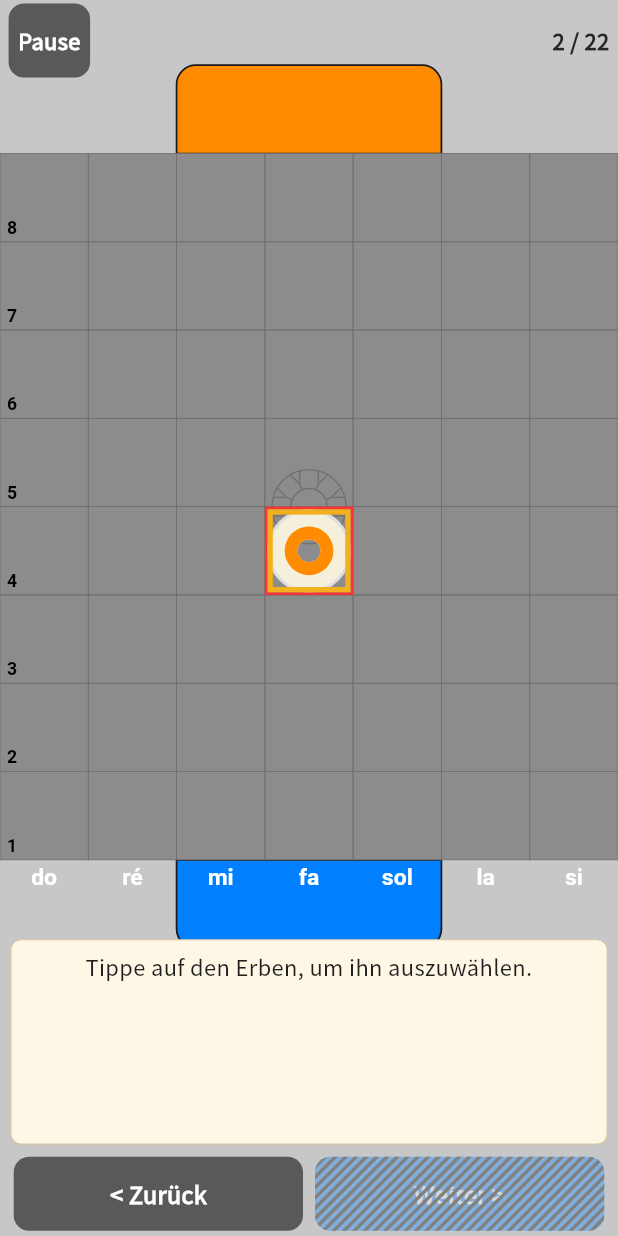
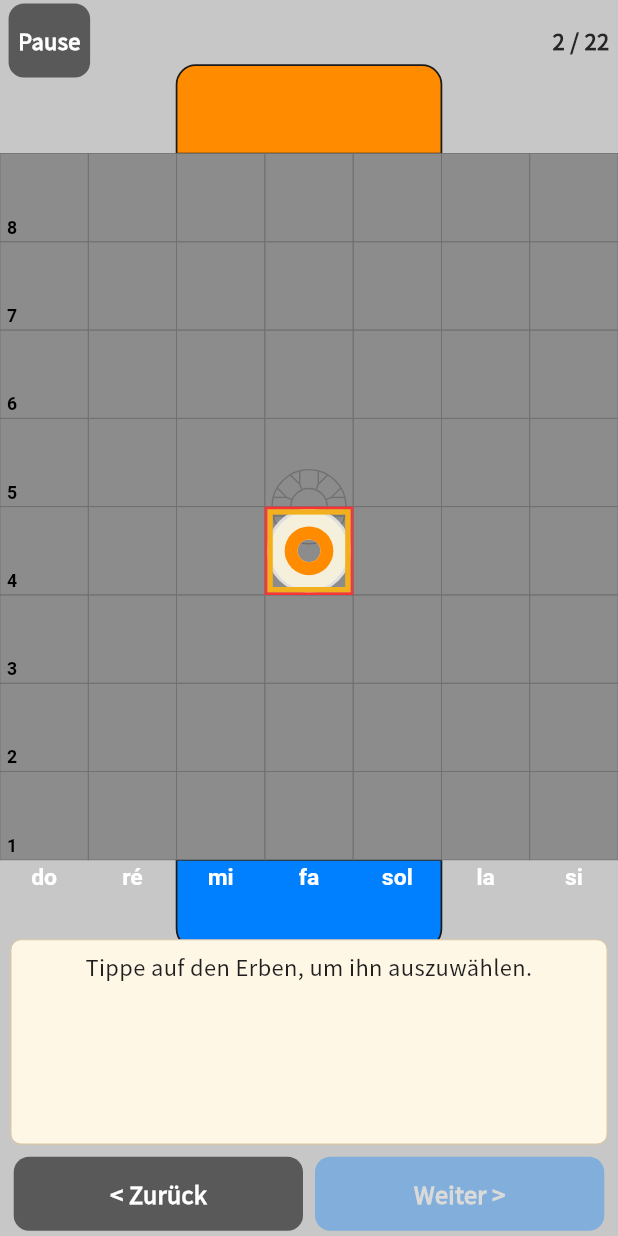
Before and after one commit to ninovieux-commits/La-Fuga, a Flutter app: the screen it shows after launch, after a tap on "5 min", after a tap on "Weiter >", on a phone screen of 412 x 824 dp. Run offline on Flutter 3.47's test engine with Material 3 defaults, Android fonts, the phone set to English and light mode, and no system bars; our stand-ins replace audioplayers, firebase_core, firebase_messaging, flutter_local_notifications, shared_preferences, socket_io_client; accounts and stored records are empty.

Commit message:
Les hachures retirées : chaque touche éteinte redevient ce qu elle était
Nino, les ayant vues en vrai : « finalement on vire toutes les hachurés et
on remet comme c'était avant, partout. Là c'est moche de fou. »

Les trois touches de base retrouvent leur signe d'avant, celui qu'elles
avaient chacune :

  `FugaButton` — rien de particulier, la touche est seulement sans geste ;
  les flèches `<` et `>` du bandeau des coups — elles PÂLISSENT (0,35) ;
  le ½, le ↶ et le X du bandeau de joueur — la touche se fond à moitié dans
  son panneau et son libellé pâlit, et elle reste touchable puisque c'est
  elle qui dit ce qui manque.

`hachures.dart` et son test s'en vont : plus personne ne s'en sert, et un
widget qu'on garde « au cas où » finit par revenir tout seul.

UN SEUL ENDROIT GARDE UN SIGNE, et c'est celui que Nino avait demandé :
« lors d'une partie en direct, ce popup doit avoir la touche défier […]
désactivée. » Sans les hachures, une `FugaButton` éteinte ne se distingue
en rien d'une touche vive — on la toucherait sans comprendre. Elle pâlit
donc, comme les flèches du bandeau des coups. C'est le seul choix que j'ai
fait de moi-même ici : dis-le-moi si tu la préfères pleine, c'est une ligne.

Les tests qui cherchaient les hachures cherchent la pâleur — vérifié en
retirant celle-ci, qui leur fait répondre « Expected: true, Actual: false ».

1 355 tests, analyze propre.

Co-Authored-By: Claude Opus 5 <noreply@anthropic.com>
Claude-Session: https://claude.ai/code/session_01Q1cbn5Ugh29j9rELgAbhqR

```diff
--- a/lib/game/defi_relais.dart
+++ b/lib/game/defi_relais.dart
@@ -27,7 +27,7 @@ class DefiRelais {
   /// Nino : « de partout tant qu'une partie en direct n'est pas en cours ».
   /// C'est donc un ÉTAT, et non une liste d'écrans : l'écran de partie en
   /// direct le pose en s'ouvrant et le retire en se fermant, et la touche
-  /// « Défier » se hachure d'elle-même partout — dans la fiche ouverte sur le
+  /// « Défier » s'éteint d'elle-même partout — dans la fiche ouverte sur le
   /// bandeau, mais aussi dans le chat ouvert depuis cette partie. Personne
   /// n'a plus à y penser.
   static bool enPartieDirecte = false;
@@ -39,8 +39,8 @@ class DefiRelais {
   /// Peut-on défier, ici et maintenant ?
   ///
   /// Il faut quelqu'un pour mener le défi — le menu, à l'écoute — et aucune
-  /// partie en direct en cours. Sinon la touche paraît hachurée : mieux vaut
-  /// une touche visiblement hors service qu'une promesse sans suite.
+  /// partie en direct en cours. Sinon la touche pâlit : mieux vaut une
+  /// touche visiblement hors service qu'une promesse sans suite.
   static bool get pret => _lancer != null && !enPartieDirecte;
 
   /// Défie, s'il y a quelqu'un pour le faire.
--- a/lib/ui/widgets/fuga_button.dart
+++ b/lib/ui/widgets/fuga_button.dart
@@ -8,7 +8,6 @@ library;
 import 'package:flutter/material.dart';
 
 import '../scale.dart';
-import 'hachures.dart';
 
 /// Gris des boutons secondaires — `COL_BTN_GREY` de Kivy.
 const Color kFugaGrey = Color.fromRGBO(89, 89, 89, 1);
@@ -81,13 +80,6 @@ class FugaButton extends StatelessWidget {
         ),
       ),
     );
-    // HORS SERVICE = HACHURÉE, partout dans l'application. Nino : « si tu
-    // pouvais appliquer ce réglage partout dans l'app ça serait l'idéal. »
-    // Une touche sans geste est une touche éteinte : elle se hachure, et
-    // aucun appelant n'a à y penser.
-    return SizedBox(
-      height: height ?? comfortableHeight,
-      child: HorsService(actif: onPressed != null, rayon: r, child: button),
-    );
+    return SizedBox(height: height ?? comfortableHeight, child: button);
   }
 }
--- a/lib/ui/widgets/hachures.dart
+++ /dev/null
@@ -1,94 +0,0 @@
-/// Les hachures d'une touche HORS SERVICE — partout dans l'application.
-///
-/// Nino : « j'aimerai aussi que les boutons "½" et ">" et "<" soient plutôt
-/// hachurés quand inutilisables. En fait si tu pouvais appliquer ce réglage
-/// partout dans l'app ça serait l'idéal. »
-///
-/// Jusqu'ici chaque touche éteinte se débrouillait à sa façon : l'une pâlissait
-/// (`Opacity(0.35)`), l'autre se fondait à moitié dans son panneau, la
-/// troisième gardait sa couleur. Pâle, une touche ressemble surtout à une
-/// touche mal imprimée ; hachurée, on voit qu'elle existe, qu'elle est la même
-/// qu'ailleurs, et qu'ici elle ne sert pas.
-///
-/// [HorsService] enveloppe n'importe quelle touche : à elle de dire si elle
-/// répond, les hachures suivent.
-library;
-
-import 'package:flutter/material.dart';
-
-import '../scale.dart';
-
-/// Marque les hachures dans l'arbre : un bouton contient d'autres
-/// `CustomPaint` que les siennes — l'encre de Material en pose une — et un
-/// test doit pouvoir montrer CELLES-CI.
-const Key kHachuresKey = ValueKey('hachures');
-
-/// Une touche, hachurée quand elle ne répond pas.
-class HorsService extends StatelessWidget {
-  const HorsService({
-    super.key,
-    required this.child,
-    required this.actif,
-    required this.rayon,
-  });
-
-  final Widget child;
-
-  /// Faux : la touche est là, visible, et hors service.
-  final bool actif;
-
-  /// Le rayon des coins de la touche : les hachures s'y arrêtent.
-  final double rayon;
-
-  @override
-  Widget build(BuildContext context) {
-    if (actif) return child;
-    return Stack(
-      children: [
-        child,
-        // Les hachures ne sont PAS touchables : sans ce filtre, elles
-        // avaleraient le toucher au lieu de le laisser passer à la touche
-        // éteinte — qui, elle, ne répond déjà plus.
-        Positioned.fill(
-          child: IgnorePointer(
-            child: ClipRRect(
-              borderRadius: BorderRadius.circular(rayon),
-              child: CustomPaint(
-                key: kHachuresKey,
-                painter: Hachures(pas: S(12)),
-              ),
-            ),
-          ),
-        ),
-      ],
-    );
-  }
-}
-
-/// Les traits noirs en diagonale.
-class Hachures extends CustomPainter {
-  const Hachures({required this.pas});
-
-  /// Écart entre deux traits.
-  final double pas;
-
-  @override
-  void paint(Canvas canvas, Size size) {
-    final trait = Paint()
-      ..color = Colors.black
-      ..strokeWidth = pas / 3
-      ..strokeCap = StrokeCap.square;
-    // Des diagonales à 45°, du coin bas-gauche vers le haut-droit. On part
-    // AVANT la touche pour que les premières la traversent aussi.
-    for (var x = -size.height; x < size.width; x += pas) {
-      canvas.drawLine(
-        Offset(x, size.height),
-        Offset(x + size.height, 0),
-        trait,
-      );
-    }
-  }
-
-  @override
-  bool shouldRepaint(Hachures old) => old.pas != pas;
-}
```
Also changed, not shown: lib/ui/screens/online_game_screen.dart (+5 -4 lines), lib/ui/widgets/move_strip.dart (+5 -6 lines), lib/ui/widgets/player_card.dart (+8 -9 lines), lib/ui/widgets/player_panel.dart (+6 -10 lines), 3 other files.
